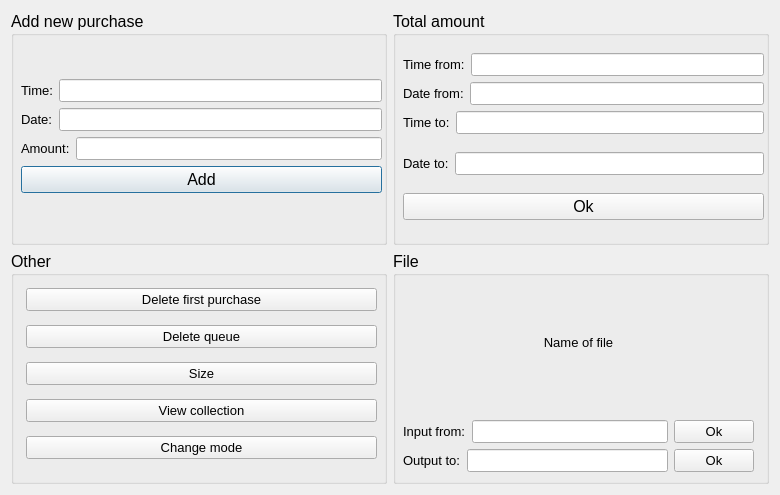
Above: purchase_window.ui from MedvedisUrala/Lab1 before the change. Below: the same form after it.
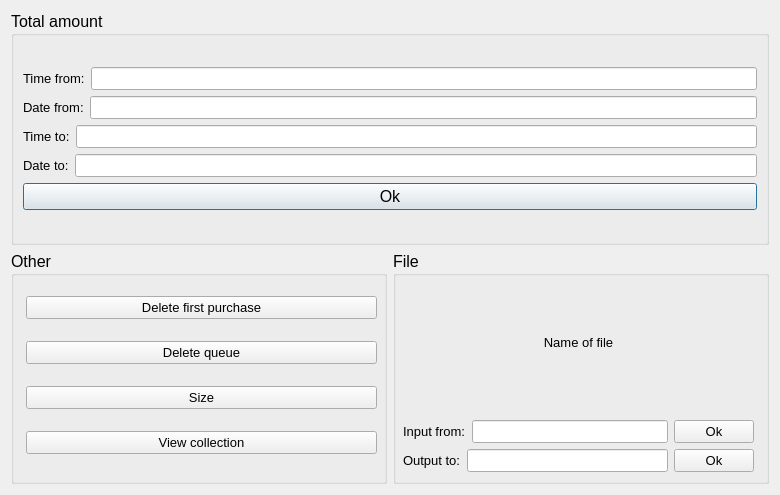
That is the form after the change.

```diff
--- a/purchase_window.ui
+++ b/purchase_window.ui
@@ -16,120 +16,6 @@
   <layout class="QVBoxLayout" name="verticalLayout_7">
    <item>
     <layout class="QHBoxLayout" name="horizontalLayout_10">
-     <item>
-      <widget class="QGroupBox" name="groupBox_2">
-       <property name="font">
-        <font>
-         <pointsize>12</pointsize>
-        </font>
-       </property>
-       <property name="title">
-        <string>Add new purchase</string>
-       </property>
-       <widget class="QWidget" name="layoutWidget">
-        <property name="geometry">
-         <rect>
-          <x>10</x>
-          <y>30</y>
-          <width>361</width>
-          <height>191</height>
-         </rect>
-        </property>
-        <layout class="QVBoxLayout" name="verticalLayout_6">
-         <item>
-          <layout class="QVBoxLayout" name="verticalLayout_2">
-           <item>
-            <layout class="QVBoxLayout" name="verticalLayout">
-             <item>
-              <layout class="QHBoxLayout" name="horizontalLayout">
-               <item>
-                <widget class="QLabel" name="label">
-                 <property name="font">
-                  <font>
-                   <pointsize>10</pointsize>
-                  </font>
-                 </property>
-                 <property name="text">
-                  <string>Time:</string>
-                 </property>
-                </widget>
-               </item>
-               <item>
-                <widget class="QLineEdit" name="purchase_time">
-                 <property name="font">
-                  <font>
-                   <pointsize>10</pointsize>
-                  </font>
-                 </property>
-                </widget>
-               </item>
-              </layout>
-             </item>
-             <item>
-              <layout class="QHBoxLayout" name="horizontalLayout_2">
-               <item>
-                <widget class="QLabel" name="label_2">
-                 <property name="font">
-                  <font>
-                   <pointsize>10</pointsize>
-                  </font>
-                 </property>
-                 <property name="text">
-                  <string>Date:</string>
-                 </property>
-                </widget>
-               </item>
-               <item>
-                <widget class="QLineEdit" name="purchase_date">
-                 <property name="font">
-                  <font>
-                   <pointsize>10</pointsize>
-                  </font>
-                 </property>
-                </widget>
-               </item>
-              </layout>
-             </item>
-             <item>
-              <layout class="QHBoxLayout" name="horizontalLayout_3">
-               <item>
-                <widget class="QLabel" name="label_3">
-                 <property name="font">
-                  <font>
-                   <pointsize>10</pointsize>
-                  </font>
-                 </property>
-                 <property name="text">
-                  <string>Amount:</string>
-                 </property>
-                </widget>
-               </item>
-               <item>
-                <widget class="QLineEdit" name="purchase_amount">
-                 <property name="font">
-                  <font>
-                   <pointsize>10</pointsize>
-                  </font>
-                 </property>
-                </widget>
-               </item>
-              </layout>
-             </item>
-            </layout>
-           </item>
-           <item>
-            <widget class="QPushButton" name="purchase_add">
-             <property name="text">
-              <string>Add</string>
-             </property>
-            </widget>
-           </item>
-          </layout>
-         </item>
-        </layout>
-       </widget>
-      </widget>
-     </item>
      <item>
       <widget class="QGroupBox" name="groupBox_3">
        <property name="font">
@@ -140,15 +26,8 @@
        <property name="title">
         <string>Total amount</string>
        </property>
-       <widget class="QWidget" name="layoutWidget_4">
-        <property name="geometry">
-         <rect>
-          <x>10</x>
-          <y>30</y>
-          <width>361</width>
-          <height>191</height>
-         </rect>
-        </property>
+       <layout class="QVBoxLayout" name="verticalLayout">
+        <item>
         <layout class="QVBoxLayout" name="verticalLayout_4">
          <item>
           <layout class="QVBoxLayout" name="verticalLayout_3">
@@ -265,7 +144,8 @@
           </widget>
          </item>
         </layout>
-       </widget>
+        </item>
+       </layout>
       </widget>
      </item>
     </layout>
@@ -340,18 +220,6 @@
            </property>
           </widget>
          </item>
-         <item>
-          <widget class="QPushButton" name="pushButton">
-           <property name="font">
-            <font>
-             <pointsize>10</pointsize>
-            </font>
-           </property>
-           <property name="text">
-            <string>Change mode</string>
-           </property>
-          </widget>
-         </item>
         </layout>
        </widget>
       </widget>
```
Lines whose indentation alone changed are shown as unchanged.
